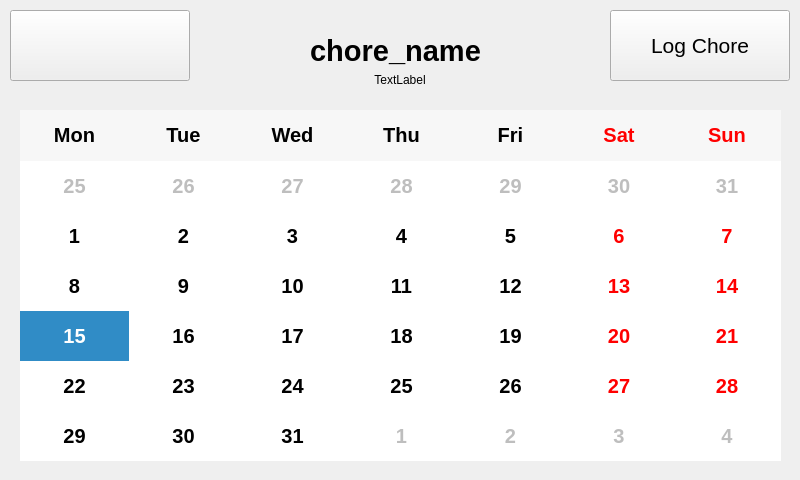
Before: the Qt Designer form ChorePage.ui in jplarose/PiChores, drawn with Qt 5.
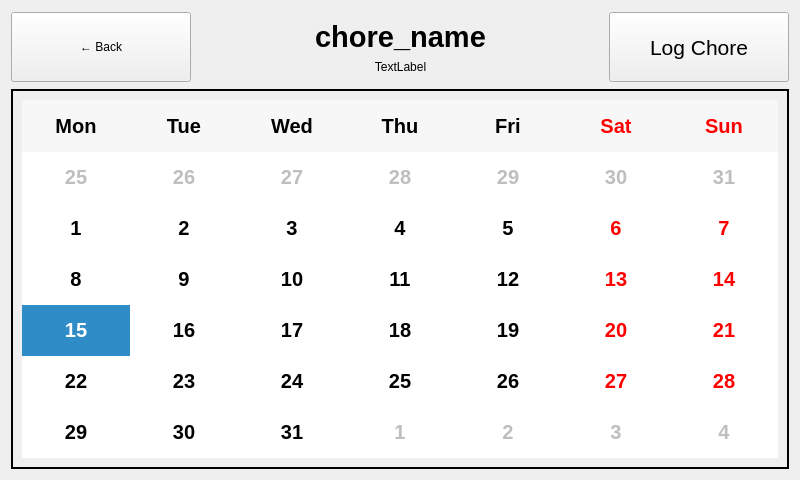
After: the same form once the commit is applied. Icons and pictures are not drawn.

Commit message:
Loooots of layout updates after showing the kids
Got some feedback and noticed some things pretty off when actually running it on the Pi, had to rethink a handful of pages and layouts to make it fit better without cutting off elements.

Patch:
```diff
--- a/ChorePage.ui
+++ b/ChorePage.ui
@@ -13,129 +13,155 @@
   <property name="windowTitle">
    <string>Form</string>
   </property>
-  <widget class="QWidget" name="widget" native="true">
-   <property name="geometry">
-    <rect>
-     <x>10</x>
-     <y>100</y>
-     <width>781</width>
-     <height>371</height>
-    </rect>
-   </property>
-   <widget class="QCalendarWidget" name="chore_calendar">
-    <property name="geometry">
-     <rect>
-      <x>10</x>
-      <y>10</y>
-      <width>761</width>
-      <height>351</height>
-     </rect>
-    </property>
-    <property name="font">
-     <font>
-      <pointsize>15</pointsize>
-      <italic>false</italic>
-      <bold>true</bold>
-      <underline>false</underline>
-      <strikeout>false</strikeout>
-     </font>
-    </property>
-    <property name="autoFillBackground">
-     <bool>true</bool>
-    </property>
-    <property name="firstDayOfWeek">
-     <enum>Qt::Monday</enum>
-    </property>
-    <property name="verticalHeaderFormat">
-     <enum>QCalendarWidget::NoVerticalHeader</enum>
-    </property>
-    <property name="navigationBarVisible">
-     <bool>false</bool>
-    </property>
-    <property name="dateEditEnabled">
-     <bool>true</bool>
-    </property>
-   </widget>
-  </widget>
-  <widget class="QLabel" name="chore_name_label">
-   <property name="geometry">
-    <rect>
-     <x>200</x>
-     <y>30</y>
-     <width>391</width>
-     <height>41</height>
-    </rect>
-   </property>
-   <property name="font">
-    <font>
-     <pointsize>22</pointsize>
-     <bold>true</bold>
-    </font>
-   </property>
-   <property name="text">
-    <string>chore_name</string>
-   </property>
-   <property name="alignment">
-    <set>Qt::AlignCenter</set>
-   </property>
-  </widget>
-  <widget class="QPushButton" name="go_back_button">
-   <property name="geometry">
-    <rect>
-     <x>10</x>
-     <y>10</y>
-     <width>180</width>
-     <height>71</height>
-    </rect>
-   </property>
-   <property name="text">
-    <string/>
-   </property>
-   <property name="icon">
-    <iconset theme="go-previous">
-     <normaloff>.</normaloff>.</iconset>
-   </property>
-   <property name="iconSize">
-    <size>
-     <width>32</width>
-     <height>32</height>
-    </size>
-   </property>
-  </widget>
-  <widget class="QPushButton" name="log_button">
-   <property name="geometry">
-    <rect>
-     <x>610</x>
-     <y>10</y>
-     <width>180</width>
-     <height>71</height>
-    </rect>
-   </property>
-   <property name="font">
-    <font>
-     <pointsize>16</pointsize>
-    </font>
-   </property>
-   <property name="text">
-    <string>Log Chore</string>
-   </property>
-  </widget>
-  <widget class="QLabel" name="frequency_label">
-   <property name="geometry">
-    <rect>
-     <x>340</x>
-     <y>70</y>
-     <width>120</width>
-     <height>20</height>
-    </rect>
-   </property>
-   <property name="text">
-    <string>TextLabel</string>
-   </property>
-   <property name="alignment">
-    <set>Qt::AlignCenter</set>
-   </property>
-  </widget>
+  <layout class="QVBoxLayout" name="verticalLayout">
+   <!-- Top Row: Back button, center column (Chore Name and Frequency), Log Chore button -->
+   <item>
+    <layout class="QHBoxLayout" name="topRowLayout">
+     <!-- Back Button -->
+     <item>
+      <widget class="QPushButton" name="go_back_button">
+       <property name="text">
+        <string>← Back</string>
+       </property>
+       <property name="minimumSize">
+        <size>
+         <width>180</width>
+         <height>70</height>
+        </size>
+       </property>
+      </widget>
+     </item>
+     <!-- Spacer -->
+     <item>
+      <spacer name="horizontalSpacerLeft">
+       <property name="orientation">
+        <enum>Qt::Horizontal</enum>
+       </property>
+       <property name="sizeHint">
+        <size>
+         <width>20</width>
+         <height>20</height>
+        </size>
+       </property>
+      </spacer>
+     </item>
+     <!-- Center Column: Vertical layout for Chore Name and Frequency -->
+     <item>
+      <widget class="QWidget" name="centerColumnWidget">
+       <property name="maximumSize">
+        <size>
+         <width>400</width>
+         <height>16777215</height>
+        </size>
+       </property>
+       <layout class="QVBoxLayout" name="centerColumnLayout">
+        <item>
+         <widget class="QLabel" name="chore_name_label">
+          <property name="text">
+           <string>chore_name</string>
+          </property>
+          <property name="font">
+           <font>
+            <pointsize>22</pointsize>
+            <bold>true</bold>
+           </font>
+          </property>
+          <property name="alignment">
+           <set>Qt::AlignCenter</set>
+          </property>
+         </widget>
+        </item>
+        <item>
+         <widget class="QLabel" name="frequency_label">
+          <property name="text">
+           <string>TextLabel</string>
+          </property>
+          <property name="alignment">
+           <set>Qt::AlignCenter</set>
+          </property>
+         </widget>
+        </item>
+       </layout>
+      </widget>
+     </item>
+     <!-- Spacer -->
+     <item>
+      <spacer name="horizontalSpacerRight">
+       <property name="orientation">
+        <enum>Qt::Horizontal</enum>
+       </property>
+       <property name="sizeHint">
+        <size>
+         <width>20</width>
+         <height>20</height>
+        </size>
+       </property>
+      </spacer>
+     </item>
+     <!-- Log Chore Button -->
+     <item>
+      <widget class="QPushButton" name="log_button">
+       <property name="text">
+        <string>Log Chore</string>
+       </property>
+       <property name="font">
+        <font>
+         <pointsize>16</pointsize>
+        </font>
+       </property>
+       <property name="minimumSize">
+        <size>
+         <width>180</width>
+         <height>70</height>
+        </size>
+       </property>
+      </widget>
+     </item>
+    </layout>
+   </item>
+   <!-- Bottom Row: Calendar inside a QFrame for a full border -->
+   <item>
+    <widget class="QFrame" name="calendarFrame">
+     <property name="frameShape">
+      <enum>QFrame::Box</enum>
+     </property>
+     <property name="frameShadow">
+      <enum>QFrame::Plain</enum>
+     </property>
+     <property name="lineWidth">
+      <number>2</number>
+     </property>
+     <layout class="QVBoxLayout" name="calendarLayout">
+      <!-- Note: contentsMargins property removed to avoid unsupported <margin> errors -->
+      <item>
+       <widget class="QCalendarWidget" name="chore_calendar">
+        <property name="font">
+         <font>
+          <pointsize>15</pointsize>
+          <bold>true</bold>
+         </font>
+        </property>
+        <property name="autoFillBackground">
+         <bool>true</bool>
+        </property>
+        <property name="firstDayOfWeek">
+         <enum>Qt::Monday</enum>
+        </property>
+        <property name="verticalHeaderFormat">
+         <enum>QCalendarWidget::NoVerticalHeader</enum>
+        </property>
+        <property name="navigationBarVisible">
+         <bool>false</bool>
+        </property>
+        <property name="dateEditEnabled">
+         <bool>true</bool>
+        </property>
+       </widget>
+      </item>
+     </layout>
+    </widget>
+   </item>
+  </layout>
  </widget>
  <resources/>
  <connections/>
```
The commit also changes 10 other files.
